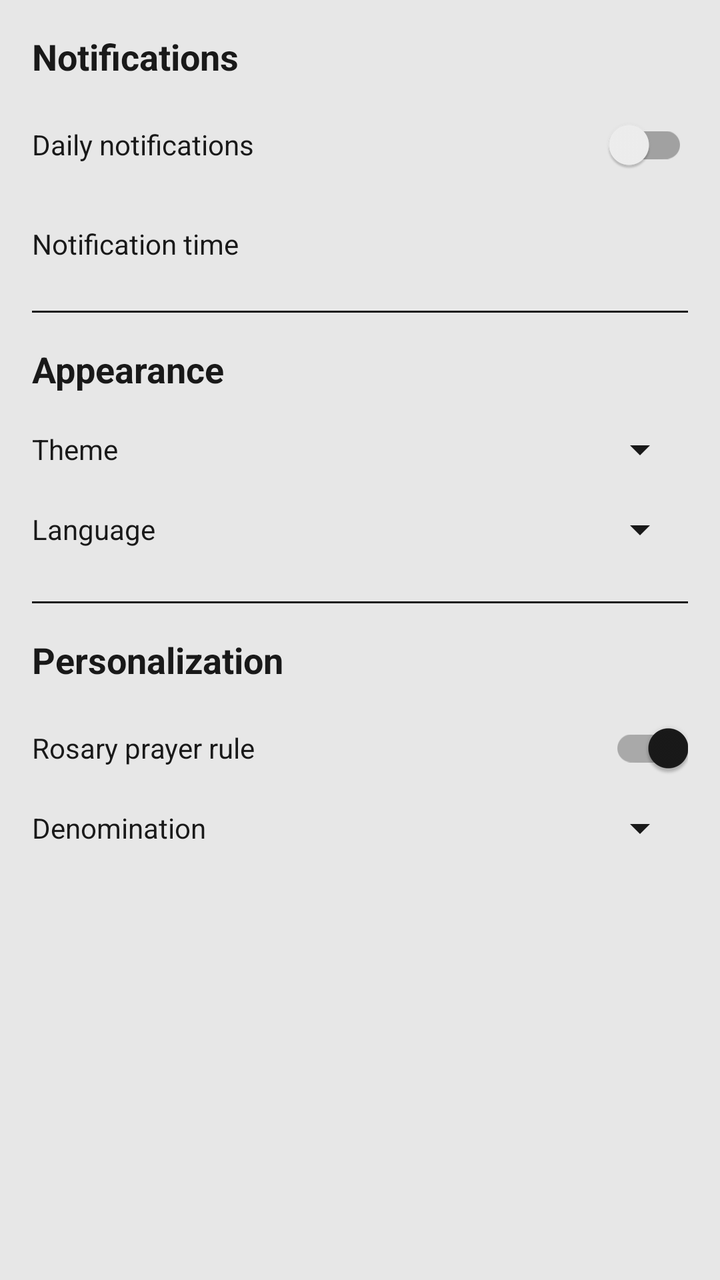
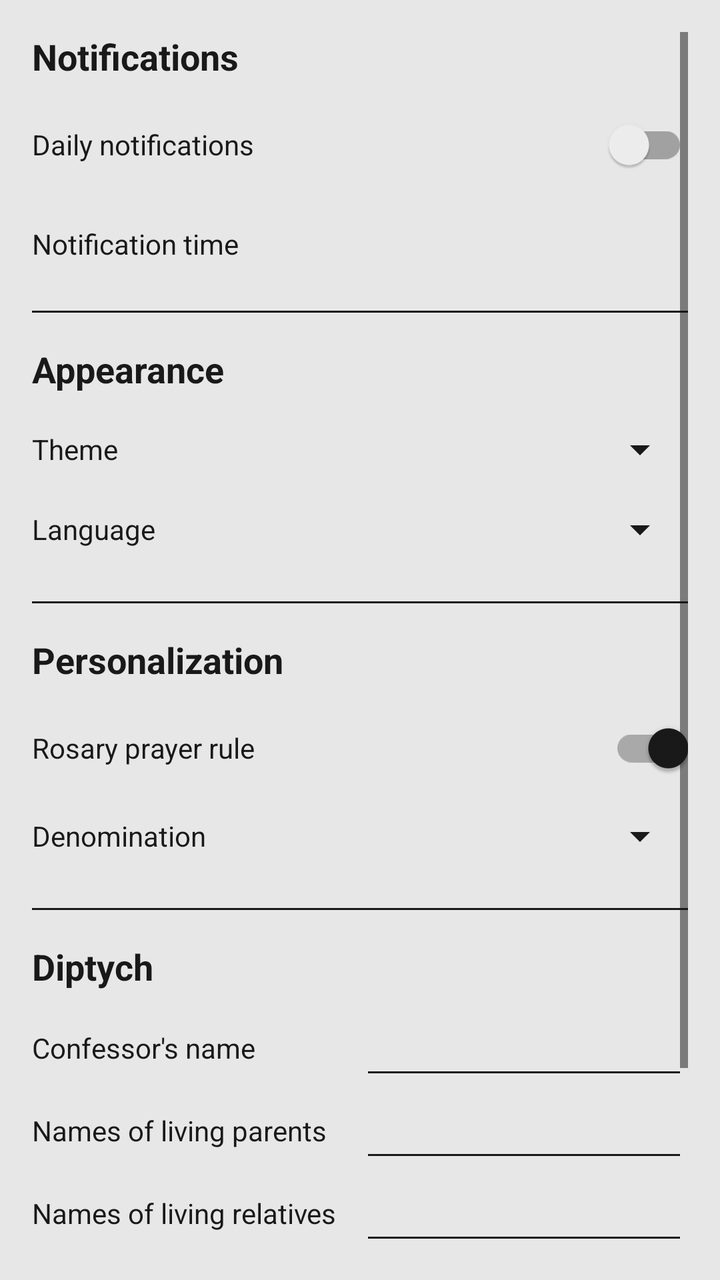

Before-and-after screenshots of an Android layout around one commit, followed by the original layout XML and the change that was made.
<!-- AndroidManifest.xml: application theme Theme.Ecumeno -->
<!-- res/layout/fragment_settings.xml -->
<?xml version="1.0" encoding="utf-8"?>
<ScrollView xmlns:android="http://schemas.android.com/apk/res/android"
    android:layout_width="match_parent"
    android:layout_height="match_parent"
    android:padding="16dp"
    android:background="@color/main">
    <LinearLayout
        android:layout_width="match_parent"
        android:layout_height="wrap_content"
        android:orientation="vertical">
        <TextView
            android:layout_width="match_parent"
            android:layout_height="wrap_content"
            android:text="@string/notifications"
            android:textSize="18sp"
            android:textStyle="bold"
            android:layout_marginBottom="8dp" />
        <LinearLayout
            android:layout_width="match_parent"
            android:layout_height="wrap_content"
            android:orientation="horizontal"
            android:layout_marginBottom="16dp"
            android:gravity="center_vertical">
            <TextView
                android:layout_width="0dp"
                android:layout_height="wrap_content"
                android:layout_weight="1"
                android:text="@string/daily_notifications"
                />
            <androidx.appcompat.widget.SwitchCompat
                android:id="@+id/switch_notifications"
                android:layout_width="wrap_content"
                android:layout_height="wrap_content"/>
        </LinearLayout>
        <LinearLayout
            android:layout_width="match_parent"
            android:layout_height="wrap_content"
            android:orientation="horizontal"
            android:gravity="center_vertical"
            android:layout_marginBottom="8dp">
            <TextView
                android:layout_width="wrap_content"
                android:layout_height="wrap_content"
                android:text="@string/notification_time"/>
            <TextView
                android:id="@+id/notification_time"
                android:layout_width="wrap_content"
                android:layout_height="wrap_content"
                android:layout_weight="1"
                android:textAlignment="textEnd"
                android:backgroundTint="@color/accent"
                android:popupBackground="@color/main"/>
        </LinearLayout>
        <View
            android:layout_width="match_parent"
            android:layout_height="1dp"
            android:background="@color/accent"
            android:layout_marginVertical="16dp" />
        <TextView
            android:layout_width="match_parent"
            android:layout_height="wrap_content"
            android:text="@string/appearance"
            android:textSize="18sp"
            android:textStyle="bold"
            android:layout_marginBottom="16dp" />
        <LinearLayout
            android:layout_width="match_parent"
            android:layout_height="wrap_content"
            android:orientation="horizontal"
            android:gravity="center_vertical"
            android:layout_marginBottom="16dp">
            <TextView
                android:layout_width="0dp"
                android:layout_height="wrap_content"
                android:layout_weight="1"
                android:text="@string/theme"/>
            <Spinner
                android:id="@+id/spinnerTheme"
                android:layout_width="0dp"
                android:layout_height="wrap_content"
                android:layout_weight="1"
                android:backgroundTint="@color/accent"
                android:popupBackground="@color/main"/>
        </LinearLayout>
        <LinearLayout
            android:layout_width="match_parent"
            android:layout_height="wrap_content"
            android:orientation="horizontal"
            android:gravity="center_vertical"
            android:layout_marginBottom="8dp">
            <TextView
                android:layout_width="0dp"
                android:layout_height="wrap_content"
                android:layout_weight="1"
                android:text="@string/language" />
            <Spinner
                android:id="@+id/spinnerLanguage"
                android:layout_width="0dp"
                android:layout_height="wrap_content"
                android:layout_weight="1"
                android:backgroundTint="@color/accent"
                android:popupBackground="@color/main" />
        </LinearLayout>
        <View
            android:layout_width="match_parent"
            android:layout_height="1dp"
            android:background="@color/accent"
            android:layout_marginVertical="16dp" />
        <TextView
            android:layout_width="match_parent"
            android:layout_height="wrap_content"
            android:text="@string/personalization"
            android:textSize="18sp"
            android:textStyle="bold"
            android:layout_marginBottom="8dp"/>
        <LinearLayout
            android:layout_width="match_parent"
            android:layout_height="wrap_content"
            android:orientation="horizontal"
            android:gravity="center_vertical"
            android:layout_marginBottom="8dp">
            <TextView
                android:layout_width="0dp"
                android:layout_height="wrap_content"
                android:layout_weight="1"
                android:text="@string/switch_rosary"
                />
            <androidx.appcompat.widget.SwitchCompat
                android:id="@+id/switch_rosary"
                android:layout_width="wrap_content"
                android:layout_height="wrap_content"
                android:checked="true"/>
        </LinearLayout>
        <LinearLayout
            android:layout_width="match_parent"
            android:layout_height="wrap_content"
            android:orientation="horizontal"
            android:gravity="center_vertical">
            <TextView
                android:layout_width="0dp"
                android:layout_height="wrap_content"
                android:layout_weight="1"
                android:text="@string/confession"
                android:layout_marginBottom="8dp" />
            <Spinner
                android:id="@+id/spinnerConfession"
                android:layout_width="0dp"
                android:layout_height="wrap_content"
                android:layout_weight="1"
                android:backgroundTint="@color/accent"
                android:popupBackground="@color/main"
                android:layout_marginBottom="8dp" />
        </LinearLayout>
    </LinearLayout>
</ScrollView>
<!-- resources referenced by this layout -->
<resources>
  <color name="accent">#191919</color>
  <color name="main">#E7E7E7</color>
  <string name="appearance">Appearance</string>
  <string name="confession">Denomination</string>
  <string name="daily_notifications">Daily notifications</string>
  <string name="language">Language</string>
  <string name="notification_time">Notification time</string>
  <string name="notifications">Notifications</string>
  <string name="personalization">Personalization</string>
  <string name="switch_rosary">Rosary prayer rule</string>
  <string name="theme">Theme</string>
  <style name="Theme.Ecumeno" parent="Theme.MaterialComponents.DayNight.NoActionBar">
          <item name="colorPrimary">@color/main</item>
          <item name="colorPrimaryVariant">@color/main</item>
          <item name="colorOnPrimary">@color/accent</item>
          <item name="colorSecondary">@color/accent</item>
          <item name="colorSecondaryVariant">@color/accent</item>
          <item name="colorOnSecondary">@color/main</item>
          <item name="android:statusBarColor">?attr/colorPrimaryVariant</item>
          <item name="android:windowLightStatusBar">true</item>
          <item name="android:textColor">@color/accent</item>
          <item name="android:textColorPrimary">@color/accent</item>
          <item name="android:textColorSecondary">@color/accent</item>
          <item name="android:textColorTertiary">@color/accent</item>
      </style>
</resources>

<!-- the commit's change to res/layout/fragment_settings.xml (unified diff, before → after) -->
@@ -135,21 +135,146 @@
             android:layout_width="match_parent"
             android:layout_height="wrap_content"
             android:orientation="horizontal"
-            android:gravity="center_vertical">
-            <TextView
-                android:layout_width="0dp"
-                android:layout_height="wrap_content"
-                android:layout_weight="1"
-                android:text="@string/confession"
-                android:layout_marginBottom="8dp" />
+            android:gravity="center_vertical"
+            android:layout_marginBottom="8dp" >
+            <TextView
+                android:layout_width="0dp"
+                android:layout_height="wrap_content"
+                android:layout_weight="1"
+                android:text="@string/confession"/>
             <Spinner
                 android:id="@+id/spinnerConfession"
                 android:layout_width="0dp"
                 android:layout_height="wrap_content"
                 android:layout_weight="1"
                 android:backgroundTint="@color/accent"
-                android:popupBackground="@color/main"
-                android:layout_marginBottom="8dp" />
+                android:popupBackground="@color/main"/>
+        </LinearLayout>
+        <LinearLayout
+            android:layout_width="match_parent"
+            android:layout_height="wrap_content"
+            android:orientation="vertical"
+            android:id="@+id/diptych">
+            <View
+                android:layout_width="match_parent"
+                android:layout_height="1dp"
+                android:background="@color/accent"
+                android:layout_marginVertical="16dp" />
+            <TextView
+                android:layout_width="match_parent"
+                android:layout_height="wrap_content"
+                android:text="@string/diptych"
+                android:textSize="18sp"
+                android:textStyle="bold"
+                android:layout_marginBottom="8dp"/>
+            <LinearLayout
+                android:layout_width="match_parent"
+                android:layout_height="wrap_content"
+                android:orientation="horizontal"
+                android:gravity="center_vertical">
+                <TextView
+                    android:layout_width="0dp"
+                    android:layout_height="wrap_content"
+                    android:layout_weight="1"
+                    android:text="@string/confessor"/>
+                <com.google.android.material.textfield.TextInputEditText
+                    android:id="@+id/etConfessorName"
+                    android:layout_width="0dp"
+                    android:layout_height="wrap_content"
+                    android:layout_weight="1"
+                    android:backgroundTint="@color/accent"
+                    android:popupBackground="@color/main" />
+            </LinearLayout>
+            <LinearLayout
+                android:layout_width="match_parent"
+                android:layout_height="wrap_content"
+                android:orientation="horizontal"
+                android:gravity="center_vertical">
+                <TextView
+                    android:layout_width="0dp"
+                    android:layout_height="wrap_content"
+                    android:layout_weight="1"
+                    android:text="@string/living_parents"/>
+                <com.google.android.material.textfield.TextInputEditText
+                    android:id="@+id/etLivingParentsNames"
+                    android:layout_width="0dp"
+                    android:layout_height="wrap_content"
+                    android:layout_weight="1"
+                    android:backgroundTint="@color/accent"
+                    android:popupBackground="@color/main" />
+            </LinearLayout>
+            <LinearLayout
+                android:layout_width="match_parent"
+                android:layout_height="wrap_content"
+                android:orientation="horizontal"
+                android:gravity="center_vertical">
+                <TextView
+                    android:layout_width="0dp"
+                    android:layout_height="wrap_content"
+                    android:layout_weight="1"
+                    android:text="@string/living_relatives"/>
+                <com.google.android.material.textfield.TextInputEditText
+                    android:id="@+id/etLivingRelativesNames"
+                    android:layout_width="0dp"
+                    android:layout_height="wrap_content"
+                    android:layout_weight="1"
+                    android:backgroundTint="@color/accent"
+                    android:popupBackground="@color/main" />
+            </LinearLayout>
+            <LinearLayout
+                android:layout_width="match_parent"
+                android:layout_height="wrap_content"
+                android:orientation="horizontal"
+                android:gravity="center_vertical">
+                <TextView
+                    android:layout_width="0dp"
+                    android:layout_height="wrap_content"
+                    android:layout_weight="1"
+                    android:text="@string/deceased_parents"/>
+                <com.google.android.material.textfield.TextInputEditText
+                    android:id="@+id/etDeceasedParentsNames"
+                    android:layout_width="0dp"
+                    android:layout_height="wrap_content"
+                    android:layout_weight="1"
+                    android:backgroundTint="@color/accent"
+                    android:popupBackground="@color/main" />
+            </LinearLayout>
+            <LinearLayout
+                android:layout_width="match_parent"
+                android:layout_height="wrap_content"
+                android:orientation="horizontal"
+                android:gravity="center_vertical">
+                <TextView
+                    android:layout_width="0dp"
+                    android:layout_height="wrap_content"
+                    android:layout_weight="1"
+                    android:text="@string/deceased_relatives"/>
+                <com.google.android.material.textfield.TextInputEditText
+                    android:id="@+id/etDeceasedRelativesNames"
+                    android:layout_width="0dp"
+                    android:layout_height="wrap_content"
+                    android:layout_weight="1"
+                    android:backgroundTint="@color/accent"
+                    android:popupBackground="@color/main"/>
+            </LinearLayout>
+            <LinearLayout
+                android:layout_width="match_parent"
+                android:layout_height="wrap_content"
+                android:orientation="horizontal"
+                android:gravity="center_vertical">
+                <TextView
+                    android:layout_width="0dp"
+                    android:layout_height="wrap_content"
+                    android:layout_weight="1"
+                    android:text="@string/saints"/>
+                <com.google.android.material.textfield.TextInputEditText
+                    android:id="@+id/etSaintsNames"
+                    android:layout_width="0dp"
+                    android:layout_height="wrap_content"
+                    android:layout_weight="1"
+                    android:backgroundTint="@color/accent"
+                    android:popupBackground="@color/main" />
+            </LinearLayout>
         </LinearLayout>
     </LinearLayout>
 </ScrollView>
<!-- resource entries referenced after the edit -->
@@ -4,11 +4,18 @@
   <color name="main">#E7E7E7</color>
   <string name="appearance">Appearance</string>
   <string name="confession">Denomination</string>
+  <string name="confessor">Confessor\'s name</string>
   <string name="daily_notifications">Daily notifications</string>
+  <string name="deceased_parents">Names of deceased parents</string>
+  <string name="deceased_relatives">Names of deceased relatives</string>
+  <string name="diptych">Diptych</string>
   <string name="language">Language</string>
+  <string name="living_parents">Names of living parents</string>
+  <string name="living_relatives">Names of living relatives</string>
   <string name="notification_time">Notification time</string>
   <string name="notifications">Notifications</string>
   <string name="personalization">Personalization</string>
+  <string name="saints">Names of the Saints</string>
   <string name="switch_rosary">Rosary prayer rule</string>
   <string name="theme">Theme</string>
   <style name="Theme.Ecumeno" parent="Theme.MaterialComponents.DayNight.NoActionBar">
